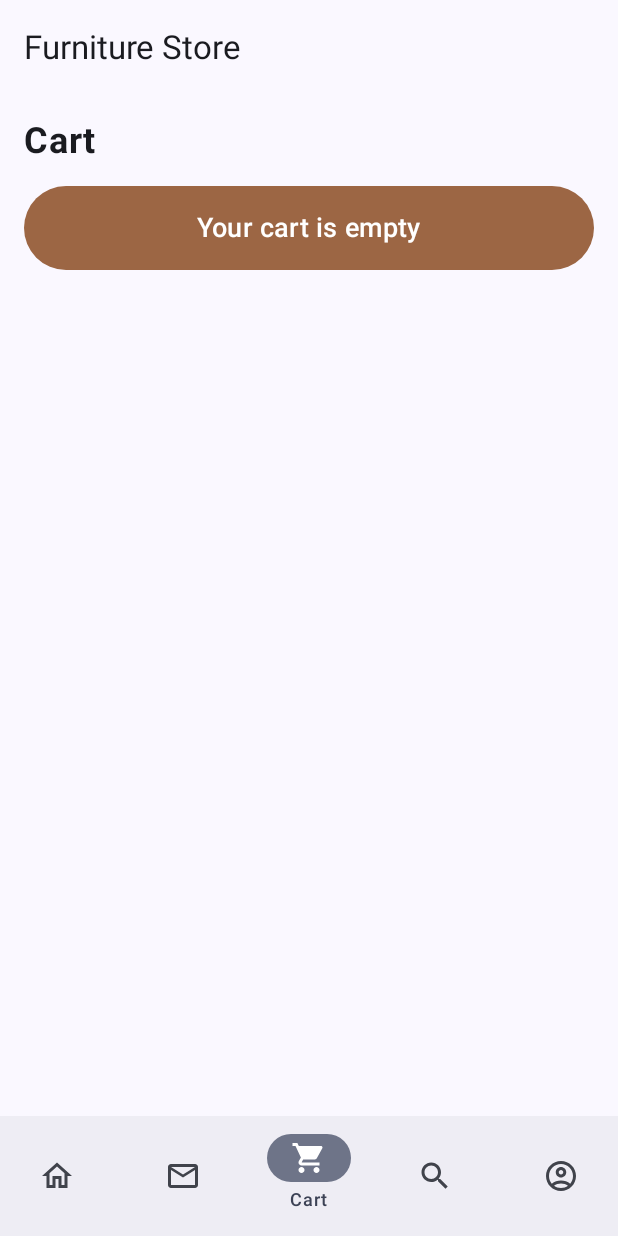
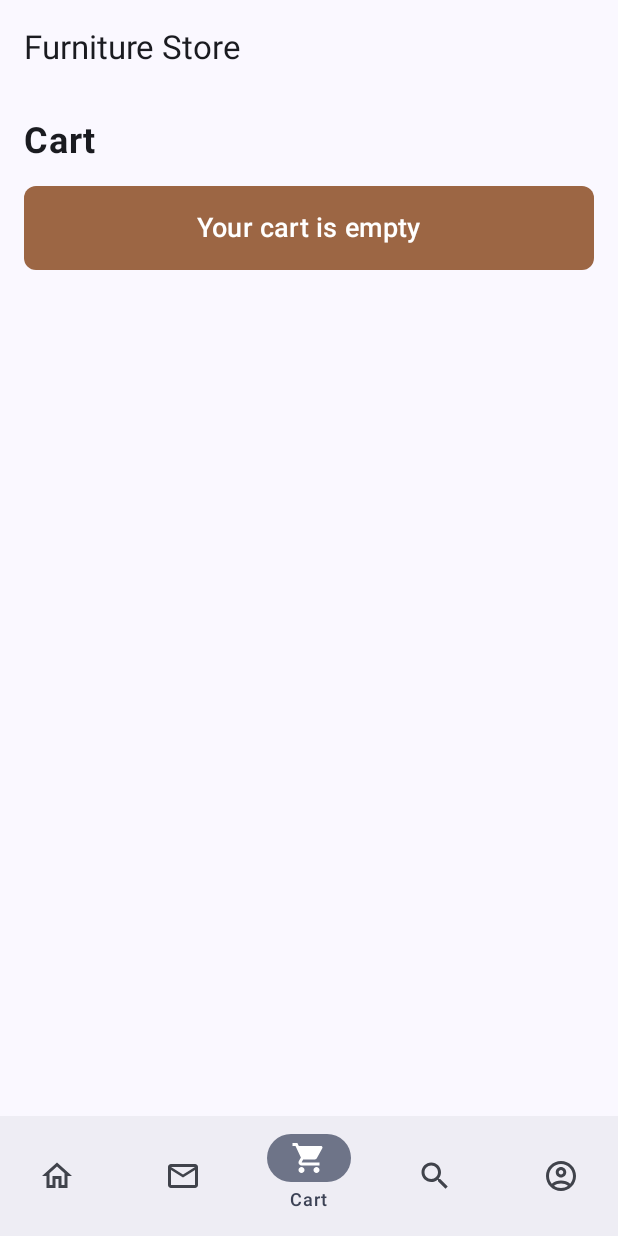
Before and after one commit to JaninduDiz/eCommerce-Android-App, an Android app built with Jetpack Compose: the screen it shows after launch (MainActivity), item 3 of the bottom bar chosen, on a phone screen of 412 x 824 dp. Run offline under Robolectric (Android 15) with nearby library versions, the phone set to English and light mode, and no system bars.

Commit message:
minor change

```diff
--- a/app/src/main/java/com/example/shoppingapp/screens/CartScreen.kt
+++ b/app/src/main/java/com/example/shoppingapp/screens/CartScreen.kt
@@ -66,7 +66,8 @@ fun CartScreen(navController: NavController, cartState: CartState) {
                 colors = ButtonDefaults.buttonColors(containerColor = Color(0xFF6B705C)),
                 modifier = Modifier
                     .fillMaxWidth()
-                    .height(56.dp)
+                    .height(56.dp),
+                shape = RoundedCornerShape(8.dp)
             ) {
                 Text(text = "Checkout", color = Color.White, fontSize = 18.sp)
             }
@@ -76,7 +77,8 @@ fun CartScreen(navController: NavController, cartState: CartState) {
                 colors = ButtonDefaults.buttonColors(containerColor = Color(0xFF9C6644)),
                 modifier = Modifier
                     .fillMaxWidth()
-                    .height(56.dp)
+                    .height(56.dp),
+                shape = RoundedCornerShape(8.dp)
             ) {
                 Text(text = "Your cart is empty", color = Color.White, fontSize = 18.sp)
             }
```
